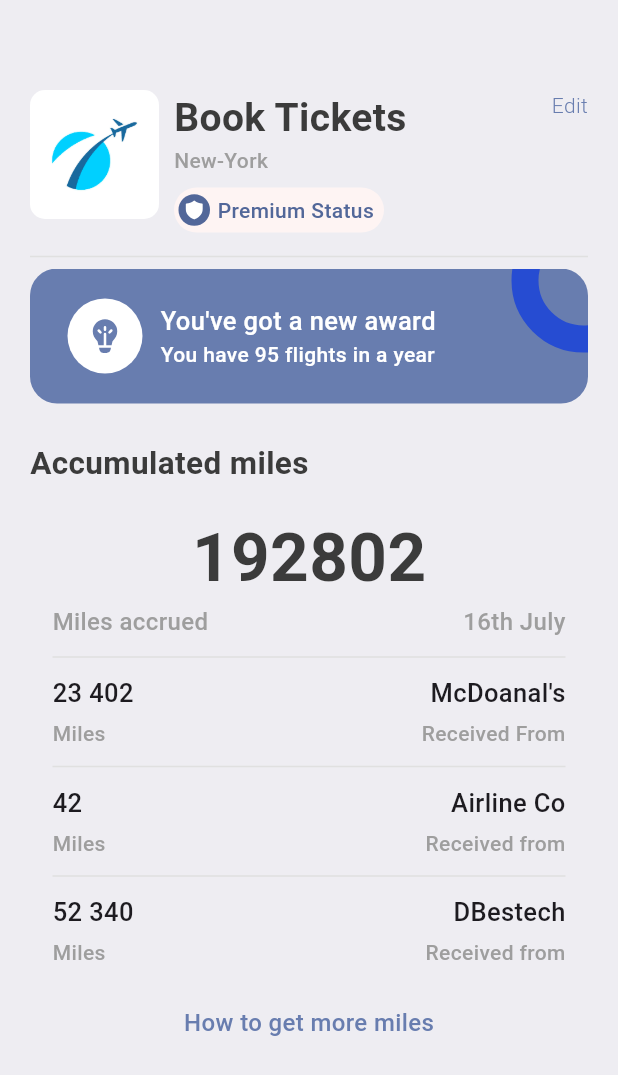
After one commit to ewingingit/ticket-app, a Flutter app: the ProfileScreen screen opened directly, on a phone screen of 412 x 824 dp. The commit adds this screen. Shown: the top 1075 px of the screen. Run offline on Flutter 3.47's test engine with Material 3 defaults, Android fonts, the phone set to English and light mode, and no system bars; our stand-ins replace barcode_widget, fluentui_icons, get.

Commit message:
solved some errors

```diff
--- a/analysis_options.yaml
+++ b/analysis_options.yaml
@@ -23,6 +23,7 @@ linter:
   rules:
     # avoid_print: false  # Uncomment to disable the `avoid_print` rule
     # prefer_single_quotes: true  # Uncomment to enable the `prefer_single_quotes` rule
+    prefer_const_constructors: true
 
 # Additional information about this file can be found at
 # https://dart.dev/guides/language/analysis-options
--- a/lib/base/bottom_nav_bar.dart
+++ b/lib/base/bottom_nav_bar.dart
@@ -1,6 +1,7 @@
 import 'package:fluentui_icons/fluentui_icons.dart';
 import 'package:flutter/material.dart';
 import 'package:ticket_app/screens/home/home_screen.dart';
+import 'package:ticket_app/screens/profile/profile.dart';
 import 'package:ticket_app/screens/search/search_screen.dart';
 import 'package:ticket_app/screens/ticket/ticket_screen.dart';
 
@@ -17,7 +18,7 @@ class _BottomNavBarState extends State<BottomNavBar> {
     const HomeScreen(),
     const SearchScreen(),
     const TicketScreen(),
-    const Center(child: Text("Profile")),
+    const ProfileScreen(),
   ];
 
   //change our index for bottom nav-bar
--- a/lib/base/res/styles/app_styles.dart
+++ b/lib/base/res/styles/app_styles.dart
@@ -4,20 +4,21 @@ Color primary = const Color(0xFF687daf);
 
 class AppStyles {
   static Color primaryColor = primary;
+  static Color textColor = const Color(0xFF3b3b3b);
   static Color bgColor = const Color(0xFFeeedf2);
-  static Color textColor = const Color(0xFF3b3b3b);
+  static Color ticketOrange = const Color(0xFFF37B67);
   static Color ticketBlue = const Color(0xFF526799);
-  static Color ticketOrange = const Color(0xFFF37B67);
   static Color kakiColor = const Color(0xFFd2bdb6);
   static Color planeColor = const Color(0xFFBFC2DF);
-  static Color findTicketColor = const Color(0xD91130CE);
+  static Color findTicketColor = const Color(0XD91130CE);
   static Color circleColor = const Color(0xFF189999);
   static Color ticketColor = const Color(0xFFFFFFFF);
   static Color dotColor = const Color(0xFF8ACCF7);
-  static Color secondplaneColor = const Color(0xFF8ACCF7);
+  static Color secondplaneColor = const Color(0xFFBACCF7);
+  static Color profileLocationColor = const Color(0xFFFEF4F3);
 
   static TextStyle textStyle = TextStyle(
-    fontSize: 17,
+    fontSize: 16,
     color: textColor,
     fontWeight: FontWeight.w500,
   );
--- a/lib/base/widgets/app_double_text.dart
+++ b/lib/base/widgets/app_double_text.dart
@@ -1,7 +1,5 @@
 import 'package:flutter/material.dart';
 import 'package:ticket_app/base/res/styles/app_styles.dart' show AppStyles;
-import 'package:ticket_app/base/utils/all_json.dart';
-import 'package:ticket_app/screens/home/all_tickets.dart';
 
 class AppDoubleText extends StatelessWidget {
   const AppDoubleText({
--- /dev/null
+++ b/lib/base/widgets/heading_text.dart
@@ -0,0 +1,26 @@
+import 'package:flutter/material.dart';
+import 'package:ticket_app/base/res/styles/app_styles.dart';
+
+class HeadingText extends StatelessWidget {
+  final String text;
+  final TextAlign align;
+  final bool? isColor;
+  const HeadingText({
+    super.key,
+    required this.text,
+    this.align = TextAlign.start,
+    required this.isColor,
+  });
+
+  @override
+  Widget build(BuildContext context) {
+    return Text(
+      text,
+      textAlign: align,
+      style:
+          isColor == null
+              ? AppStyles.headLineStyle1.copyWith(color: Colors.white)
+              : AppStyles.headLineStyle1,
+    );
+  }
+}
--- /dev/null
+++ b/lib/controller/bottom_nav_controller.dart
@@ -0,0 +1,13 @@
+// Controller because we are going to use GetX
+
+import 'package:get/get.dart';
+
+// business logic
+class BottomNavController extends GetxController {
+  // This makes it REACTIVE(will reflet on the UI)
+  var selectedIndex = 0.obs;
+
+  void onItemTapped(int index) {
+    selectedIndex.value = index;
+  }
+}
--- /dev/null
+++ b/lib/controller/text_expansion_controller.dart
@@ -0,0 +1,9 @@
+import 'package:get/get.dart';
+
+class TextExpansionController extends GetxController {
+  var isExpanded = false.obs;
+
+  void toggleExpansion() {
+    isExpanded.value = !isExpanded.value;
+  }
+}
--- a/lib/main.dart
+++ b/lib/main.dart
@@ -3,6 +3,7 @@ import 'package:ticket_app/screens/home/all_hotels.dart';
 import 'package:ticket_app/screens/home/all_tickets.dart';
 import 'package:ticket_app/screens/hotel_detail.dart';
 import 'package:ticket_app/screens/ticket/ticket_screen.dart';
+import 'package:get/get.dart';
 
 import 'base/bottom_nav_bar.dart';
 
@@ -18,11 +19,12 @@ class MyApp extends StatelessWidget {
   @override
   Widget build(BuildContext context) {
     //`
-    return MaterialApp(
+    return GetMaterialApp(
       debugShowCheckedModeBanner: false,
-      home: const BottomNavBar(),
+
       routes: {
-        "all_tickets": (context) => const AllTickets(),
+        AppRoutes.homePage: (context) => BottomNavBar(),
+        AppRoutes.allTickets: (context) => const AllTickets(),
         AppRoutes.ticketScreen: (context) => const TicketScreen(),
         AppRoutes.allHotels: (context) => const AllHotels(),
         AppRoutes.hotelDetail: (context) => const HotelDetail(),
--- a/lib/screens/home/all_hotels.dart
+++ b/lib/screens/home/all_hotels.dart
@@ -10,15 +10,15 @@ class AllHotels extends StatelessWidget {
     return Scaffold(
       backgroundColor: AppStyles.bgColor,
       appBar: AppBar(
-        title: Text("All Hotels"),
+        title: const Text("All Hotels"),
         backgroundColor: AppStyles.bgColor,
       ),
       body: Container(
-        margin: EdgeInsets.only(left: 8),
+        margin: const EdgeInsets.only(left: 8),
         child: Padding(
           padding: const EdgeInsets.all(8.0),
           child: GridView.builder(
-            gridDelegate: SliverGridDelegateWithFixedCrossAxisCount(
+            gridDelegate: const SliverGridDelegateWithFixedCrossAxisCount(
               crossAxisCount: 2,
               crossAxisSpacing: 16.0,
               mainAxisSpacing: 16.0,
@@ -47,7 +47,6 @@ class HotelGridView extends StatelessWidget {
 
     return GestureDetector(
       onTap: () {
-        print("my index is $index");
         Navigator.pushNamed(
           context,
           AppRoutes.hotelDetail,
@@ -55,10 +54,10 @@ class HotelGridView extends StatelessWidget {
         );
       },
       child: Container(
-        padding: EdgeInsets.all(8.0),
+        padding: const EdgeInsets.all(8.0),
         width: size.width * 0.6,
         height: 350,
-        margin: EdgeInsets.only(right: 10),
+        margin: const EdgeInsets.only(right: 10),
         decoration: BoxDecoration(
           color: AppStyles.primaryColor,
           borderRadius: BorderRadius.circular(18),
--- a/lib/screens/home/home_screen.dart
+++ b/lib/screens/home/home_screen.dart
@@ -87,7 +87,6 @@ class HomeScreen extends StatelessWidget {
                               (singleTicket) => GestureDetector(
                                 onTap: () {
                                   var index = ticketList.indexOf(singleTicket);
-                                  print("I have tapped on ticket $index");
 
                                   Navigator.pushNamed(
                                     context,
--- a/lib/screens/hotel_detail.dart
+++ b/lib/screens/hotel_detail.dart
@@ -2,6 +2,8 @@ import 'package:flutter/cupertino.dart';
 import 'package:flutter/material.dart';
 import 'package:ticket_app/base/res/styles/app_styles.dart';
 import 'package:ticket_app/base/utils/all_json.dart';
+import 'package:ticket_app/controller/text_expansion_controller.dart';
+import 'package:get/get.dart';
 
 class HotelDetail extends StatefulWidget {
   const HotelDetail({super.key});
@@ -109,7 +111,6 @@ class _HotelDetailState extends State<HotelDetail> {
                   itemBuilder: (context, imagesIndex) {
                     return Container(
                       margin: EdgeInsets.all(8),
-                      color: Colors.red,
                       child: Image.asset(
                         "assets/images/${hotelList[index]["images"][imagesIndex]}",
                       ),
@@ -125,43 +126,39 @@ class _HotelDetailState extends State<HotelDetail> {
   }
 }
 
-class ExpandedTextWidget extends StatefulWidget {
+class ExpandedTextWidget extends StatelessWidget {
   final String text;
 
-  const ExpandedTextWidget({super.key, required this.text});
+  ExpandedTextWidget({super.key, required this.text});
 
-  @override
-  State<ExpandedTextWidget> createState() => _ExpandedTextWidgetState();
-}
-
-class _ExpandedTextWidgetState extends State<ExpandedTextWidget> {
-  bool isExpanded = false;
-  _toggleExpansion() {
-    setState(() {
-      isExpanded = !isExpanded;
-    });
-    print('i have been pressed! ${isExpanded}');
-  }
+  final TextExpansionController controller = Get.put(TextExpansionController());
 
   @override
   Widget build(BuildContext context) {
+    return Obx(() {
       var textWideget = Text(
-      widget.text,
-      maxLines: isExpanded ? null : 3,
-      overflow: isExpanded ? TextOverflow.visible : TextOverflow.ellipsis,
+        text,
+        maxLines: controller.isExpanded.value ? null : 3,
+        overflow:
+            controller.isExpanded.value
+                ? TextOverflow.visible
+                : TextOverflow.ellipsis,
       );
       return Column(
         crossAxisAlignment: CrossAxisAlignment.start,
         children: [
           textWideget,
           GestureDetector(
-          onTap: () => _toggleExpansion(),
+            onTap: () => controller.toggleExpansion(),
             child: Text(
-            isExpanded ? 'Less' : 'More',
-            style: AppStyles.textStyle.copyWith(color: AppStyles.primaryColor),
+              controller.isExpanded.value ? 'Less' : 'More',
+              style: AppStyles.textStyle.copyWith(
+                color: AppStyles.primaryColor,
+              ),
             ),
           ),
         ],
       );
+    });
   }
 }
--- /dev/null
+++ b/lib/screens/profile/profile.dart
@@ -0,0 +1,272 @@
+import 'package:fluentui_icons/fluentui_icons.dart';
+import 'package:flutter/material.dart';
+import 'package:ticket_app/base/res/styles/media.dart';
+import 'package:ticket_app/base/res/styles/app_styles.dart';
+import 'package:ticket_app/base/widgets/app_column_text_layout.dart';
+import 'package:ticket_app/base/widgets/heading_text.dart';
+import 'package:ticket_app/base/widgets/text_style_third.dart';
+
+class ProfileScreen extends StatelessWidget {
+  const ProfileScreen({super.key});
+
+  @override
+  Widget build(BuildContext context) {
+    return Scaffold(
+      backgroundColor: AppStyles.bgColor,
+      body: ListView(
+        padding: const EdgeInsets.symmetric(horizontal: 20, vertical: 20),
+        children: [
+          const Padding(padding: EdgeInsets.only(top: 40)),
+          Row(
+            crossAxisAlignment: CrossAxisAlignment.start,
+            children: [
+              // Shows the logo
+              Container(
+                width: 86,
+                height: 86,
+                decoration: BoxDecoration(
+                  borderRadius: BorderRadius.circular(10),
+                  image: const DecorationImage(
+                    image: AssetImage(AppMedia.logo),
+                  ),
+                ),
+              ),
+              //  shows the text
+              const SizedBox(width: 10),
+              Column(
+                crossAxisAlignment: CrossAxisAlignment.start,
+                children: [
+                  const HeadingText(text: "Book Tickets", isColor: false),
+                  Text(
+                    "New-York",
+                    style: TextStyle(
+                      fontSize: 14,
+                      fontWeight: FontWeight.w500,
+                      color: Colors.grey.shade500,
+                    ),
+                  ),
+                  const SizedBox(height: 8),
+                  Container(
+                    padding: EdgeInsets.symmetric(horizontal: 3),
+                    width: 140,
+                    height: 30,
+                    decoration: BoxDecoration(
+                      color: AppStyles.profileLocationColor,
+                      borderRadius: BorderRadius.circular(100),
+                    ),
+
+                    child: Row(
+                      children: [
+                        Container(
+                          padding: const EdgeInsets.all(3),
+                          decoration: const BoxDecoration(
+                            shape: BoxShape.circle,
+                            color: Color(0xFF526799),
+                          ),
+                          child: const Icon(
+                            FluentSystemIcons.ic_fluent_shield_filled,
+                            color: Colors.white,
+                            size: 15,
+                          ),
+                        ),
+                        const SizedBox(width: 5),
+                        const Text(
+                          "Premium Status",
+                          style: TextStyle(
+                            color: Color(0xFF526799),
+                            fontWeight: FontWeight.w500,
+                          ),
+                        ),
+                      ],
+                    ),
+                  ),
+                ],
+              ),
+              //to push elements left or right
+              Expanded(child: Container()),
+              Text(
+                "Edit",
+                style: TextStyle(
+                  color: AppStyles.primaryColor,
+                  fontWeight: FontWeight.w300,
+                ),
+              ),
+            ],
+          ),
+          //divider
+          const SizedBox(height: 8),
+          Divider(color: Colors.grey.shade300),
+          Stack(
+            children: [
+              Container(
+                height: 90,
+                width: double.infinity,
+                decoration: BoxDecoration(
+                  color: AppStyles.primaryColor,
+                  borderRadius: BorderRadius.circular(18),
+                ),
+              ),
+
+              Container(
+                padding: EdgeInsets.symmetric(horizontal: 25, vertical: 20),
+                child: Row(
+                  children: [
+                    CircleAvatar(
+                      maxRadius: 25,
+                      backgroundColor: Colors.white,
+                      child: Icon(
+                        FluentSystemIcons.ic_fluent_lightbulb_filament_filled,
+                        color: AppStyles.primaryColor,
+                        size: 27,
+                      ),
+                    ),
+                    SizedBox(width: 12),
+                    const Column(
+                      crossAxisAlignment: CrossAxisAlignment.start,
+                      children: [
+                        TextStyleThird(text: "You've got a new award"),
+                        Text(
+                          "You have 95 flights in a year",
+                          style: TextStyle(
+                            fontWeight: FontWeight.w500,
+                            color: Colors.white,
+                          ),
+                        ),
+                      ],
+                    ),
+                  ],
+                ),
+              ),
+              Positioned(
+                right: -45,
+                top: -40,
+                child: Container(
+                  padding: EdgeInsets.all(30),
+                  decoration: BoxDecoration(
+                    shape: BoxShape.circle,
+
+                    border: Border.all(width: 18, color: Color(0xFF264CD2)),
+                  ),
+                ),
+              ),
+            ],
+          ),
+          const SizedBox(height: 25),
+          Text("Accumulated miles", style: AppStyles.headLineStyle2),
+          Container(
+            padding: EdgeInsets.symmetric(horizontal: 15),
+            decoration: BoxDecoration(
+              borderRadius: BorderRadius.circular(18),
+              color: AppStyles.bgColor,
+            ),
+            child: Column(
+              children: [
+                const SizedBox(height: 15),
+                Text(
+                  '192802',
+                  style: TextStyle(
+                    fontSize: 45,
+                    color: AppStyles.textColor,
+                    fontWeight: FontWeight.w600,
+                  ),
+                ),
+                Row(
+                  mainAxisAlignment: MainAxisAlignment.spaceBetween,
+                  children: [
+                    Text(
+                      "Miles accrued",
+                      style: AppStyles.headLineStyle4.copyWith(fontSize: 16),
+                    ),
+                    Text(
+                      "16th July",
+                      style: AppStyles.headLineStyle4.copyWith(fontSize: 16),
+                    ),
+                  ],
+                ),
+                //divider
+                const SizedBox(height: 4),
+
+                Divider(color: Colors.grey.shade300),
+                const SizedBox(height: 4),
+                // Row-> Column
+                const Row(
+                  mainAxisAlignment: MainAxisAlignment.spaceBetween,
+                  children: [
+                    AppColumnTextLayout(
+                      topText: "23 402",
+                      bottomText: "Miles",
+                      alignment: CrossAxisAlignment.start,
+                      isColor: false,
+                    ),
+                    AppColumnTextLayout(
+                      topText: "McDoanal's",
+                      bottomText: "Received From",
+                      alignment: CrossAxisAlignment.end,
+                      isColor: false,
+                    ),
+                  ],
+                ),
+                // Row->Column
+                const SizedBox(height: 4),
+
+                Divider(color: Colors.grey.shade300),
+                const SizedBox(height: 4),
+                const Row(
+                  mainAxisAlignment: MainAxisAlignment.spaceBetween,
+                  children: [
+                    AppColumnTextLayout(
+                      topText: "42",
+                      bottomText: "Miles",
+                      alignment: CrossAxisAlignment.start,
+                      isColor: false,
+                    ),
+                    AppColumnTextLayout(
+                      topText: "Airline Co",
+                      bottomText: "Received from",
+                      alignment: CrossAxisAlignment.end,
+                      isColor: false,
+                    ),
+                  ],
+                ),
+                const SizedBox(height: 4),
+
+                Divider(color: Colors.grey.shade300),
+                const SizedBox(height: 4),
+                const Row(
+                  mainAxisAlignment: MainAxisAlignment.spaceBetween,
+                  children: [
+                    AppColumnTextLayout(
+                      topText: "52 340",
+                      bottomText: "Miles",
+                      alignment: CrossAxisAlignment.start,
+                      isColor: false,
+                    ),
+                    AppColumnTextLayout(
+                      topText: "DBestech",
+                      bottomText: "Received from",
+                      alignment: CrossAxisAlignment.end,
+                      isColor: false,
+                    ),
+                  ],
+                ),
+                SizedBox(height: 25),
+                InkWell(
+                  onTap: () {
+                    print("tapped");
+                  },
+                  child: Text(
+                    "How to get more miles",
+                    style: AppStyles.textStyle.copyWith(
+                      color: AppStyles.primaryColor,
+                      fontWeight: FontWeight.w500,
+                    ),
+                  ),
+                ),
+              ],
+            ),
+          ),
+        ],
+      ),
+    );
+  }
+}
--- a/lib/screens/ticket/ticket_screen.dart
+++ b/lib/screens/ticket/ticket_screen.dart
@@ -25,7 +25,6 @@ class _TicketScreenState extends State<TicketScreen> {
   void didChangeDependencies() {
     if (ModalRoute.of(context)!.settings.arguments != null) {
       var args = ModalRoute.of(context)!.settings.arguments as Map;
-      print("passed index ${args['index']}");
       ticketIndex = args["index"];
     }
 
--- a/pubspec.yaml
+++ b/pubspec.yaml
@@ -36,6 +36,7 @@ dependencies:
   cupertino_icons: ^1.0.8
   fluentui_icons: ^1.0.0
   barcode_widget: ^2.0.4
+  get: ^4.7.2
 
 dev_dependencies:
   flutter_test:
```
Also changed, not shown: pubspec.lock. Lines whose indentation alone changed are shown as unchanged.
